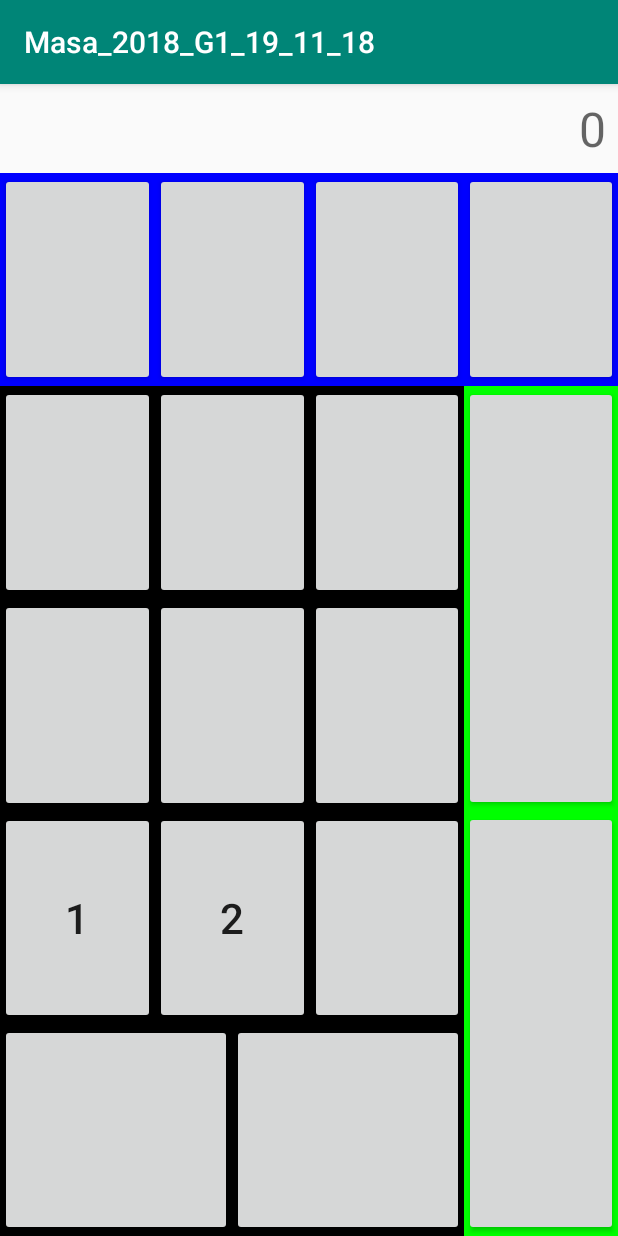
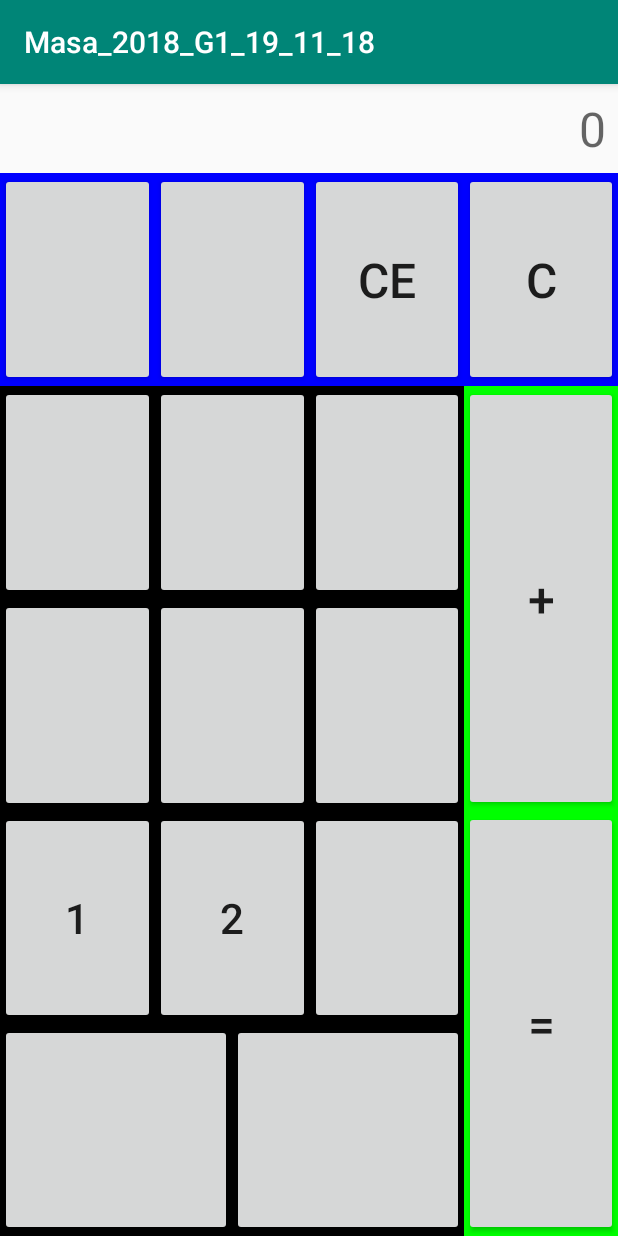
Before and after one commit to Masa-2018-G1/21_11_18, an Android app: the screen it shows after launch (MainActivity), on a phone screen of 412 x 824 dp. Run offline under Robolectric (Android 15) with nearby library versions, the phone set to English and light mode, and no system bars.

Commit message:
added calc mini logic

```diff
--- a/app/src/main/java/com/sheygam/masa_2018_g1_19_11_18/MainActivity.java
+++ b/app/src/main/java/com/sheygam/masa_2018_g1_19_11_18/MainActivity.java
@@ -11,6 +11,8 @@ public class MainActivity extends AppCompatActivity implements View.OnClickListe
 
 
     private TextView myTxt;
+    private String operand;
+    private int oper = -1;
 
     @Override
     protected void onCreate(Bundle savedInstanceState) {
@@ -19,10 +21,18 @@ public class MainActivity extends AppCompatActivity implements View.OnClickListe
 
         Button oneBtn = findViewById(R.id.one_btn);
         Button twoBtn = findViewById(R.id.two_btn);
+        Button plusBtn = findViewById(R.id.plus_btn);
+        Button cancelBtn = findViewById(R.id.cancel_btn);
+        Button equalsBtn = findViewById(R.id.equals_btn);
+        Button ceBtn = findViewById(R.id.ce_btn);
         myTxt = findViewById(R.id.my_txt);
 
         oneBtn.setOnClickListener(this);
         twoBtn.setOnClickListener(this);
+        plusBtn.setOnClickListener(this);
+        equalsBtn.setOnClickListener(this);
+        cancelBtn.setOnClickListener(this);
+        ceBtn.setOnClickListener(this);
 
 
     }
@@ -30,15 +40,34 @@ public class MainActivity extends AppCompatActivity implements View.OnClickListe
     @Override
     public void onClick(View v) {
         if(v.getId() == R.id.one_btn) {
-//            Toast.makeText(this, "MyBtn click", Toast.LENGTH_SHORT).show();
-            String str = String.valueOf(myTxt.getText());
-            str += "1";
-            myTxt.setText(str);
-//            int res = 1+1;
-//            myTxt.setText(String.valueOf(res));
-
+            myTxt.setText(myTxt.getText().toString() + 1);
         }else if(v.getId() == R.id.two_btn){
-//            Toast.makeText(this, "Second btn clicked!", Toast.LENGTH_SHORT).show();
+            myTxt.setText(myTxt.getText().toString() + 2);
+        }else if(v.getId() == R.id.equals_btn){
+            int a = Integer.parseInt(operand);
+            int b = Integer.parseInt(myTxt.getText().toString());
+            if(oper == 1){
+                myTxt.setText((a + b)+"");
+            }
+            oper = -1;
+            operand = null;
+        }else if(v.getId() == R.id.cancel_btn){
+            operand = null;
+            oper = -1;
+            myTxt.setText("");
+        }else if(v.getId() == R.id.plus_btn){
+            oper = 1;
+            operand = String.valueOf(myTxt.getText());
+            myTxt.setText("");
+        }else if(v.getId() == R.id.ce_btn){
+            if(myTxt.getHint().toString().isEmpty()){
+                myTxt.setHint("0");
+            }else {
+                myTxt.setHint("");
+                myTxt.setText("");
+                operand = null;
+                oper = -1;
+            }
         }
     }
 }
--- a/app/src/main/res/layout/my_calc.xml
+++ b/app/src/main/res/layout/my_calc.xml
@@ -38,12 +38,18 @@
             <Button
                 android:layout_width="match_parent"
                 android:layout_height="match_parent"
-                android:layout_weight="1" />
+                android:layout_weight="1"
+                android:text="CE"
+                android:textSize="32sp"
+                android:id="@+id/ce_btn"/>
 
             <Button
                 android:layout_width="match_parent"
                 android:layout_height="match_parent"
-                android:layout_weight="1" />
+                android:layout_weight="1"
+                android:text="C"
+                android:textSize="32sp"
+                android:id="@+id/cancel_btn"/>
         </LinearLayout>
 
         <LinearLayout
@@ -154,12 +160,18 @@
                 <Button
                     android:layout_width="match_parent"
                     android:layout_height="match_parent"
-                    android:layout_weight="1" />
+                    android:layout_weight="1"
+                    android:text="+"
+                    android:textSize="32sp"
+                    android:id="@+id/plus_btn"/>
 
                 <Button
                     android:layout_width="match_parent"
                     android:layout_height="match_parent"
-                    android:layout_weight="1" />
+                    android:layout_weight="1"
+                    android:text="="
+                    android:textSize="32sp"
+                    android:id="@+id/equals_btn"/>
             </LinearLayout>
         </LinearLayout>
 
```
